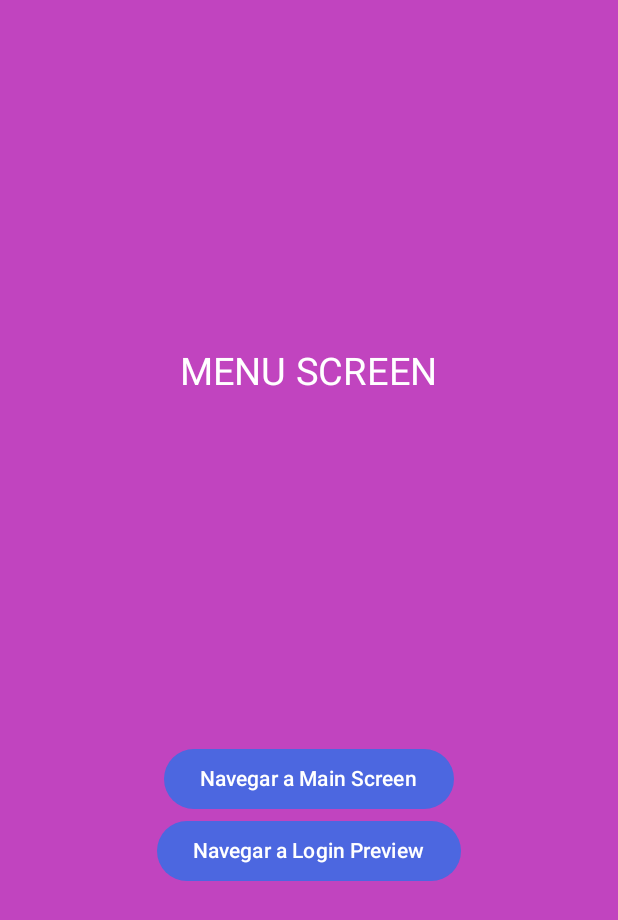
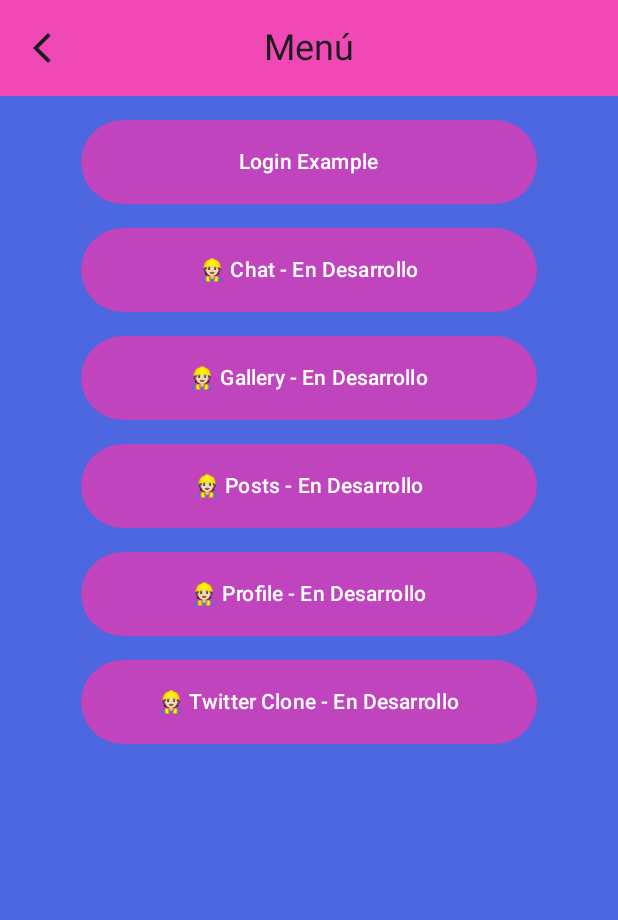
Before and after one commit to 0spol/ColorPlayground, an Android app built with Jetpack Compose: the screen it shows after launch (MainActivity), after a tap on "Personalizar", on a phone screen of 412 x 824 dp. Shown: the top 920 px of the screen. Run offline under Robolectric (Android 15) with nearby library versions, the phone set to English and light mode, and no system bars; our stand-ins replace Dagger/Hilt's generated code, Room's generated code; 3 other taps on this screen came first.

Commit message:
ADD(UI): Renovated UI

```diff
--- a/app/src/main/java/com/colorplayground/application/ui/MainActivity.kt
+++ b/app/src/main/java/com/colorplayground/application/ui/MainActivity.kt
@@ -4,6 +4,7 @@ import android.os.Bundle
 import androidx.activity.ComponentActivity
 import androidx.activity.compose.setContent
 import androidx.activity.enableEdgeToEdge
+import androidx.core.view.WindowCompat
 import com.colorplayground.application.navigation.NavWrapper
 import com.colorplayground.application.ui.theme.ColorPlaygroundTheme
 import dagger.hilt.android.AndroidEntryPoint
@@ -13,6 +14,7 @@ class MainActivity : ComponentActivity() {
     override fun onCreate(savedInstanceState: Bundle?) {
         super.onCreate(savedInstanceState)
         enableEdgeToEdge()
+        WindowCompat.setDecorFitsSystemWindows(window, false)
         setContent {
             ColorPlaygroundTheme {
                 NavWrapper()
--- /dev/null
+++ b/app/src/main/java/com/colorplayground/application/ui/component/AnimatedArrow.kt
@@ -0,0 +1,31 @@
+package com.colorplayground.application.ui.component
+
+import androidx.compose.animation.core.LinearEasing
+import androidx.compose.animation.core.RepeatMode
+import androidx.compose.animation.core.animateFloat
+import androidx.compose.animation.core.infiniteRepeatable
+import androidx.compose.animation.core.rememberInfiniteTransition
+import androidx.compose.animation.core.tween
+import androidx.compose.material3.Text
+import androidx.compose.runtime.Composable
+import androidx.compose.ui.Modifier
+import androidx.compose.ui.draw.alpha
+import androidx.compose.ui.unit.sp
+
+@Composable
+fun AnimatedArrow() {
+    val alphaAnim = rememberInfiniteTransition().animateFloat(
+        initialValue = 0.3f,
+        targetValue = 1f,
+        animationSpec = infiniteRepeatable(
+            animation = tween(700, easing = LinearEasing),
+            repeatMode = RepeatMode.Reverse
+        )
+    )
+
+    Text(
+        text = "⬇️",
+        fontSize = 40.sp,
+        modifier = Modifier.alpha(alphaAnim.value)
+    )
+}
--- /dev/null
+++ b/app/src/main/java/com/colorplayground/application/ui/component/AppHeader.kt
@@ -0,0 +1,26 @@
+package com.colorplayground.application.ui.component
+
+import androidx.compose.material3.CenterAlignedTopAppBar
+import androidx.compose.material3.ExperimentalMaterial3Api
+import androidx.compose.material3.MaterialTheme
+import androidx.compose.material3.Text
+import androidx.compose.material3.TopAppBarDefaults
+import androidx.compose.runtime.Composable
+import androidx.compose.ui.unit.sp
+
+@OptIn(ExperimentalMaterial3Api::class)
+@Composable
+fun AppHeader() {
+    CenterAlignedTopAppBar(
+        title = {
+            Text(
+                text = "ColorPlayground",
+                style = MaterialTheme.typography.headlineMedium,
+                fontSize = 24.sp
+            )
+        },
+        colors = TopAppBarDefaults.centerAlignedTopAppBarColors(
+            containerColor = MaterialTheme.colorScheme.tertiary
+        )
+    )
+}
--- /dev/null
+++ b/app/src/main/java/com/colorplayground/application/ui/component/BottomNavigationBar.kt
@@ -0,0 +1,44 @@
+package com.colorplayground.application.ui.component
+
+import androidx.compose.foundation.layout.Arrangement
+import androidx.compose.foundation.layout.Row
+import androidx.compose.foundation.layout.fillMaxWidth
+import androidx.compose.foundation.layout.height
+import androidx.compose.material.icons.Icons
+import androidx.compose.material.icons.filled.AutoAwesome
+import androidx.compose.material.icons.filled.Brush
+import androidx.compose.material.icons.filled.Save
+import androidx.compose.material3.BottomAppBar
+import androidx.compose.material3.Icon
+import androidx.compose.material3.IconButton
+import androidx.compose.material3.MaterialTheme
+import androidx.compose.runtime.Composable
+import androidx.compose.ui.Modifier
+import androidx.compose.ui.unit.dp
+
+@Composable
+fun BottomNavigationBar(
+    navigateToSaveS: () -> Unit,
+    navigateToMenuS: () -> Unit,
+    generatePalette: () -> Unit
+) {
+    BottomAppBar(
+        modifier = Modifier.height(70.dp),
+        containerColor = MaterialTheme.colorScheme.tertiary
+    ) {
+        Row(
+            modifier = Modifier.fillMaxWidth(),
+            horizontalArrangement = Arrangement.SpaceEvenly
+        ) {
+            IconButton(onClick = navigateToSaveS) {
+                Icon(Icons.Default.Save, contentDescription = "Guardar")
+            }
+            IconButton(onClick = generatePalette) {
+                Icon(Icons.Default.AutoAwesome, contentDescription = "Generar paleta")
+            }
+            IconButton(onClick = navigateToMenuS) {
+                Icon(Icons.Default.Brush, contentDescription = "Personalizar")
+            }
+        }
+    }
+}
--- /dev/null
+++ b/app/src/main/java/com/colorplayground/application/ui/component/Header.kt
@@ -0,0 +1,35 @@
+package com.colorplayground.application.ui.component
+
+import androidx.compose.material.icons.Icons
+import androidx.compose.material.icons.filled.ArrowBackIosNew
+import androidx.compose.material3.CenterAlignedTopAppBar
+import androidx.compose.material3.ExperimentalMaterial3Api
+import androidx.compose.material3.Icon
+import androidx.compose.material3.IconButton
+import androidx.compose.material3.MaterialTheme
+import androidx.compose.material3.Text
+import androidx.compose.material3.TopAppBarDefaults
+import androidx.compose.runtime.Composable
+import androidx.compose.ui.unit.sp
+
+@OptIn(ExperimentalMaterial3Api::class)
+@Composable
+fun Header(navigateTo: () -> Unit, title: String) {
+    CenterAlignedTopAppBar(
+        title = {
+            Text(
+                text = title,
+                style = MaterialTheme.typography.headlineMedium,
+                fontSize = 24.sp
+            )
+        },
+        navigationIcon = {
+            IconButton(onClick = navigateTo) {
+                Icon(Icons.Filled.ArrowBackIosNew, contentDescription = "Volver")
+            }
+        },
+        colors = TopAppBarDefaults.centerAlignedTopAppBarColors(
+            containerColor = MaterialTheme.colorScheme.tertiary
+        )
+    )
+}
--- a/app/src/main/java/com/colorplayground/application/ui/screen/LoginPreviewS.kt
+++ b/app/src/main/java/com/colorplayground/application/ui/screen/LoginPreviewS.kt
@@ -19,6 +19,7 @@ import androidx.compose.foundation.shape.RoundedCornerShape
 import androidx.compose.foundation.text.KeyboardOptions
 import androidx.compose.material.icons.Icons
 import androidx.compose.material.icons.filled.ArrowBack
+import androidx.compose.material.icons.filled.ArrowBackIosNew
 import androidx.compose.material.icons.filled.ArrowDownward
 import androidx.compose.material3.AlertDialog
 import androidx.compose.material3.Button
@@ -93,7 +94,7 @@ fun LoginPreviewS(
                     title = { Text(text = stringResource(id = R.string.textView_Login)) },
                     navigationIcon = {
                         IconButton(onClick = navigateBack) {
-                            Icon(imageVector = Icons.Filled.ArrowDownward, contentDescription = "Back")
+                            Icon(imageVector = Icons.Filled.ArrowBackIosNew, contentDescription = "Back")
                         }
                     }
                 )
--- a/app/src/main/java/com/colorplayground/application/ui/screen/MainS.kt
+++ b/app/src/main/java/com/colorplayground/application/ui/screen/MainS.kt
@@ -1,32 +1,18 @@
 package com.colorplayground.application.ui.screen
 
-import androidx.compose.animation.core.LinearEasing
-import androidx.compose.animation.core.RepeatMode
-import androidx.compose.animation.core.animateFloat
-import androidx.compose.animation.core.infiniteRepeatable
-import androidx.compose.animation.core.rememberInfiniteTransition
-import androidx.compose.animation.core.tween
 import androidx.compose.foundation.layout.*
-import androidx.compose.material.icons.Icons
-import androidx.compose.material.icons.filled.AutoAwesome
-import androidx.compose.material.icons.filled.Brush
-import androidx.compose.material.icons.filled.Save
-import androidx.compose.material3.BottomAppBar
-import androidx.compose.material3.Button
-import androidx.compose.material3.Icon
-import androidx.compose.material3.IconButton
-import androidx.compose.material3.Text
-import androidx.compose.material3.MaterialTheme
-import androidx.compose.material3.Scaffold
+import androidx.compose.material3.*
 import androidx.compose.runtime.Composable
 import androidx.compose.runtime.collectAsState
 import androidx.compose.runtime.getValue
 import androidx.compose.ui.Alignment
 import androidx.compose.ui.Modifier
-import androidx.compose.ui.draw.alpha
 import androidx.compose.ui.unit.dp
 import androidx.compose.ui.unit.sp
 import androidx.hilt.navigation.compose.hiltViewModel
+import com.colorplayground.application.ui.component.AnimatedArrow
+import com.colorplayground.application.ui.component.AppHeader
+import com.colorplayground.application.ui.component.BottomNavigationBar
 import com.colorplayground.application.ui.theme.ColorPlaygroundTheme
 import com.colorplayground.application.ui.viewmodel.ColorPaletteViewModel
 
@@ -40,6 +26,7 @@ fun MainS(
 
     ColorPlaygroundTheme(customPalette = activePalette) {
         Scaffold(
+            topBar = { AppHeader() },
             bottomBar = {
                 BottomNavigationBar(
                     navigateToSaveS = navigateToSaveS,
@@ -56,21 +43,12 @@ fun MainS(
                 horizontalAlignment = Alignment.CenterHorizontally,
                 verticalArrangement = Arrangement.Center
             ) {
-                Text(
-                    text = "Palette Generator",
-                    fontSize = 28.sp,
-                    style = MaterialTheme.typography.headlineMedium,
-                    color = MaterialTheme.colorScheme.primary
-                )
-
                 Spacer(modifier = Modifier.height(20.dp))
 
-                // Flecha animada apuntando al botón
                 AnimatedArrow()
 
                 Spacer(modifier = Modifier.height(10.dp))
 
-                // Botón grande en el centro
                 Button(
                     onClick = { viewModel.generateAndSavePalette(1) },
                     modifier = Modifier
@@ -84,48 +62,3 @@ fun MainS(
         }
     }
 }
-
-@Composable
-fun BottomNavigationBar(
-    navigateToSaveS: () -> Unit,
-    navigateToMenuS: () -> Unit,
-    generatePalette: () -> Unit
-) {
-    BottomAppBar(
-        modifier = Modifier.height(70.dp),
-        containerColor = MaterialTheme.colorScheme.tertiary
-    ) {
-        Row(
-            modifier = Modifier.fillMaxWidth(),
-            horizontalArrangement = Arrangement.SpaceEvenly
-        ) {
-            IconButton(onClick = navigateToSaveS) {
-                Icon(Icons.Default.Save, contentDescription = "Guardar")
-            }
-            IconButton(onClick = generatePalette) {
-                Icon(Icons.Default.AutoAwesome, contentDescription = "Generar paleta")
-            }
-            IconButton(onClick = navigateToMenuS) {
-                Icon(Icons.Default.Brush, contentDescription = "Personalizar")
-            }
-        }
-    }
-}
-
-@Composable
-fun AnimatedArrow() {
-    val alphaAnim = rememberInfiniteTransition().animateFloat(
-        initialValue = 0.3f,
-        targetValue = 1f,
-        animationSpec = infiniteRepeatable(
-            animation = tween(700, easing = LinearEasing),
-            repeatMode = RepeatMode.Reverse
-        )
-    )
-
-    Text(
-        text = "⬇️",
-        fontSize = 40.sp,
-        modifier = Modifier.alpha(alphaAnim.value)
-    )
-}
--- a/app/src/main/java/com/colorplayground/application/ui/screen/MenuS.kt
+++ b/app/src/main/java/com/colorplayground/application/ui/screen/MenuS.kt
@@ -1,18 +1,20 @@
 package com.colorplayground.application.ui.screen
 
-import androidx.compose.foundation.layout.Column
-import androidx.compose.foundation.layout.Spacer
-import androidx.compose.foundation.layout.fillMaxSize
-import androidx.compose.material3.Button
-import androidx.compose.material3.Surface
-import androidx.compose.material3.Text
+import androidx.compose.foundation.background
+import androidx.compose.foundation.layout.*
+import androidx.compose.foundation.lazy.LazyColumn
+import androidx.compose.foundation.lazy.items
+import androidx.compose.material3.*
 import androidx.compose.runtime.Composable
 import androidx.compose.runtime.collectAsState
 import androidx.compose.runtime.getValue
 import androidx.compose.ui.Alignment
 import androidx.compose.ui.Modifier
-import androidx.compose.ui.unit.sp
+import androidx.compose.ui.res.stringResource
+import androidx.compose.ui.unit.dp
 import androidx.hilt.navigation.compose.hiltViewModel
+import com.colorplayground.application.R
+import com.colorplayground.application.ui.component.Header
 import com.colorplayground.application.ui.theme.ColorPlaygroundTheme
 import com.colorplayground.application.ui.viewmodel.ColorPaletteViewModel
 
@@ -23,23 +25,63 @@ fun MenuS(
 ) {
     val viewModel: ColorPaletteViewModel = hiltViewModel()
     val activePalette by viewModel.activePalette.collectAsState()
+
     ColorPlaygroundTheme(customPalette = activePalette) {
-        Surface(modifier = Modifier.fillMaxSize()) {
-            Column(
-                modifier = Modifier.fillMaxSize(),
-                horizontalAlignment = Alignment.CenterHorizontally
+        Scaffold(
+            topBar = { Header(navigateToMainS, stringResource(R.string.menu_SH)) },
+            contentColor = MaterialTheme.colorScheme.onBackground
+        ) { paddingValues ->
+            Surface(
+                modifier = Modifier
+                    .fillMaxSize()
+                    .padding(paddingValues)
+                    .padding(16.dp),
+                color = MaterialTheme.colorScheme.background
             ) {
-                Spacer(modifier = Modifier.weight(1f))
-                Text(text = "MENU SCREEN", fontSize = 25.sp)
-                Spacer(modifier = Modifier.weight(1f))
-                Button(onClick = { navigateToMainS() }) {
-                    Text(text = "Navegar a Main Screen")
+                LazyColumn(
+                    modifier = Modifier.fillMaxSize(),
+                    verticalArrangement = Arrangement.spacedBy(16.dp),
+                    horizontalAlignment = Alignment.CenterHorizontally
+                ) {
+
+                    item {
+                        Button(
+                            onClick = { navigateToLoginPreviewS() },
+                            modifier = Modifier
+                                .fillMaxWidth(0.8f)
+                                .height(56.dp),
+                            colors = ButtonDefaults.buttonColors(
+                                containerColor = MaterialTheme.colorScheme.secondary
+                            )
+                        ) {
+                            Text(text = "Login Example")
+                        }
+                    }
+
+
+                    // Botones "En Desarrollo"
+                    val developmentButtons = listOf(
+                        "Chat",
+                        "Gallery",
+                        "Posts",
+                        "Profile",
+                        "Twitter Clone"
+                    )
+
+                    items(developmentButtons) { label ->
+                        Button(
+                            onClick = { /* No hace nada */ },
+                            modifier = Modifier
+                                .fillMaxWidth(0.8f)
+                                .height(56.dp),
+                            colors = ButtonDefaults.buttonColors(
+                                containerColor = MaterialTheme.colorScheme.secondary
+                            )
+                        ) {
+                            Text(text = "👷🏻 $label - En Desarrollo")
+                        }
+                    }
                 }
-                Button(onClick = { navigateToLoginPreviewS() }) {
-                    Text(text = "Navegar a Login Preview")
-                }
-
-                Spacer(modifier = Modifier.weight(1f))
             }
         }
     }
--- a/app/src/main/res/values/strings.xml
+++ b/app/src/main/res/values/strings.xml
@@ -9,5 +9,8 @@
     <string name="failed">Error de acceso</string>
     <string name="topLogin">Login Status</string>
     <string name="bottom">OK</string>
+    <string name="save_SH">Paletas Guardadas</string>
+    <string name="menu_SH">Menú</string>
+    <string name="LoginPs">Probar paleta en Login</string>
 
 </resources>
```
Also changed, not shown: app/src/main/java/com/colorplayground/application/ui/component/SaveScreenBottonBar.kt (added, +40 -0 lines), app/src/main/java/com/colorplayground/application/ui/screen/SaveS.kt (+21 -52 lines).
